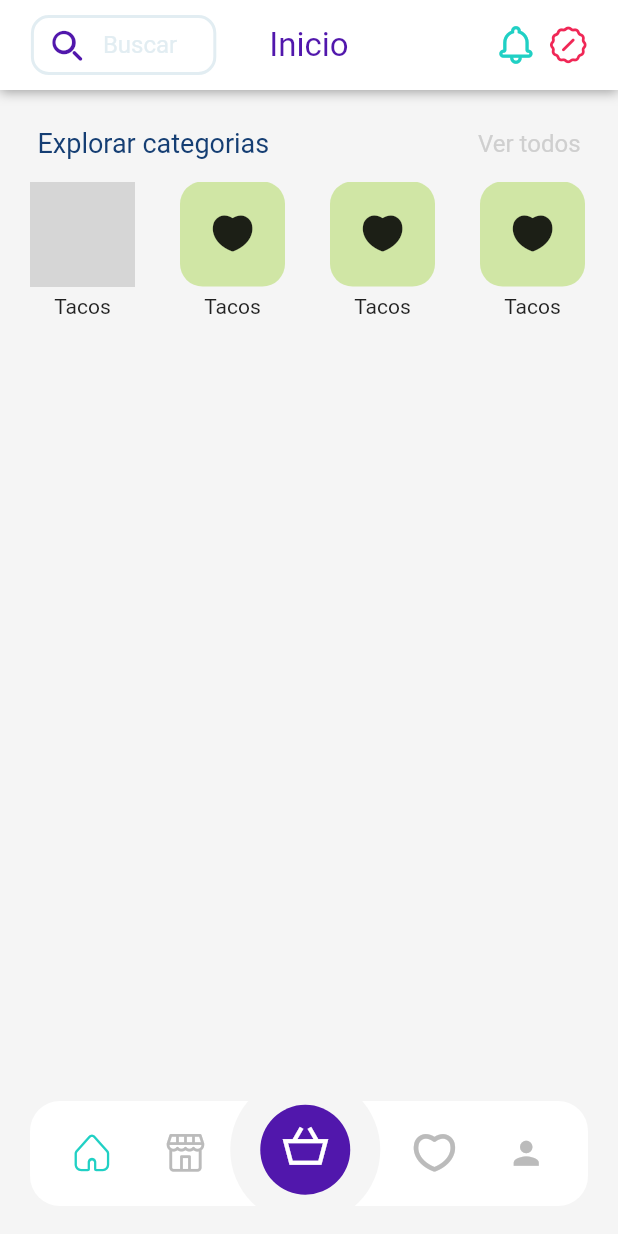
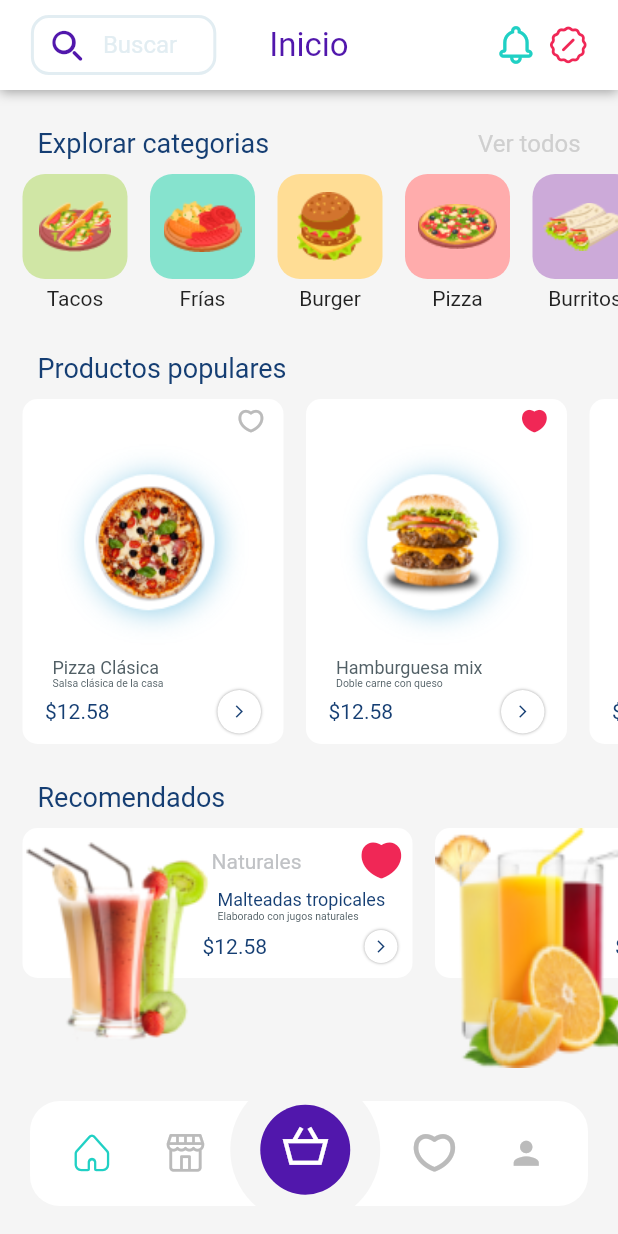
Before and after one commit to rodgav/deliveryappML, a Flutter app: the screen it shows after launch, on a phone screen of 412 x 824 dp. Run offline on Flutter 3.47's test engine with Material 2 defaults, Android fonts, the light colour scheme and no system bars; grey boxes are pictures that could not be loaded.

Commit message:
inicio complete

```diff
--- a/lib/helpers/colors.dart
+++ b/lib/helpers/colors.dart
@@ -8,10 +8,15 @@ class ColorsH {
   static const Color morado = Color(0xff5117AC);
   static const Color agua = Color(0xff20D0C4);
   static const Color rosa = Color(0xffF02756);
-  static const Color bg= Color(0xffF5F5F5);
-  static const Color inact= Color(0xffBBBBBB);
-  static const Color verde1= Color(0xffD0E6A5);
-  static const Color text= Color(0xff153E73);
-  static const Color textGrey= Color(0xffCFCFCF);
-
+  static const Color bg = Color(0xffF5F5F5);
+  static const Color inact = Color(0xffBBBBBB);
+  static const Color text = Color(0xff153E73);
+  static const Color text2 = Color(0xff515F65);
+  static const Color text3 = Color(0xffC0C2C5);
+  static const Color textGrey = Color(0xffCFCFCF);
+  static const Color verdeCat = Color(0xffD0E6A5);
+  static const Color celesteCat = Color(0xff86E3CE);
+  static const Color naranjaCat = Color(0xffFFDD95);
+  static const Color rosaCat = Color(0xffFFACAC);
+  static const Color moradoCat = Color(0xffCCAAD9);
 }
--- a/lib/main.dart
+++ b/lib/main.dart
@@ -12,7 +12,7 @@ class MyApp extends StatelessWidget {
   @override
   Widget build(BuildContext context) {
     return MaterialApp(
-      title: 'Flutter Demo',
+      title: 'Flutter Demo',debugShowCheckedModeBanner: false,
       theme: ThemeData(
         // This is the theme of your application.
         //
--- a/lib/pages/home.dart
+++ b/lib/pages/home.dart
@@ -2,14 +2,83 @@ import 'package:deliveryapp1mauriciolopez/helpers/colors.dart';
 import 'package:deliveryapp1mauriciolopez/helpers/icons.dart';
 import 'package:deliveryapp1mauriciolopez/widgets/appBar.dart';
 import 'package:deliveryapp1mauriciolopez/widgets/bottonBar.dart';
+import 'package:deliveryapp1mauriciolopez/widgets/itemCategs.dart';
+import 'package:deliveryapp1mauriciolopez/widgets/itemProdPopu.dart';
+import 'package:deliveryapp1mauriciolopez/widgets/itemRecom.dart';
+import 'package:flutter/cupertino.dart';
 import 'package:flutter/material.dart';
 import 'package:flutter/widgets.dart';
-import 'package:flutter_svg/flutter_svg.dart';
 
 class HomePage extends StatelessWidget {
+  List<ItemCategsWid> categs = [];
+  List<ItemProdPopuWid> prodPopu = [];
+  List<ItemRecomWid> recomen = [];
+
   @override
   Widget build(BuildContext context) {
     Size size = MediaQuery.of(context).size;
+    categs.add(ItemCategsWid(
+      assets: 'assets/images/tacos.png',
+      color: ColorsH.verdeCat,
+      name: 'Tacos',
+    ));
+    categs.add(ItemCategsWid(
+      assets: 'assets/images/frias.png',
+      color: ColorsH.celesteCat,
+      name: 'Frías',
+    ));
+    categs.add(ItemCategsWid(
+      assets: 'assets/images/burger.png',
+      color: ColorsH.naranjaCat,
+      name: 'Burger',
+    ));
+    categs.add(ItemCategsWid(
+      assets: 'assets/images/pizzas.png',
+      color: ColorsH.rosaCat,
+      name: 'Pizza',
+    ));
+    categs.add(ItemCategsWid(
+      assets: 'assets/images/burritos.png',
+      color: ColorsH.moradoCat,
+      name: 'Burritos',
+    ));
+    prodPopu.add(ItemProdPopuWid(
+        icon: IconsH.nofavorite,
+        available: ColorsH.inact,
+        asset: 'assets/images/pizzaClas.png',
+        title: 'Pizza Clásica',
+        description: 'Salsa clásica de la casa',
+        price: 12.58));
+    prodPopu.add(ItemProdPopuWid(
+        icon: IconsH.favorite,
+        available: ColorsH.rosa,
+        asset: 'assets/images/hambMix.png',
+        title: 'Hamburguesa mix',
+        description: 'Doble carne con queso',
+        price: 12.58));
+    prodPopu.add(ItemProdPopuWid(
+        icon: IconsH.nofavorite,
+        available: ColorsH.inact,
+        asset: 'assets/images/pizzaClas.png',
+        title: 'Pizza Clásica',
+        description: 'Salsa clásica de la casa',
+        price: 12.58));
+    recomen.add(ItemRecomWid(
+        icon: IconsH.favorite,
+        available: ColorsH.rosa,
+        asset: 'assets/images/malteada1.png',
+        categ: 'Naturales',
+        title: 'Malteadas tropicales',
+        descr: 'Elaborado con jugos naturales',
+        price: 12.58));
+    recomen.add(ItemRecomWid(
+        icon: IconsH.favorite,
+        available: ColorsH.rosa,
+        asset: 'assets/images/malteada2.png',
+        categ: 'Naturales',
+        title: 'Malteadas tropicales',
+        descr: 'Salsa clásica de la casa',
+        price: 20.58));
     return Scaffold(
       backgroundColor: ColorsH.bg,
       body: Column(
@@ -19,6 +88,7 @@ class HomePage extends StatelessWidget {
             child: SingleChildScrollView(
               physics: BouncingScrollPhysics(),
               child: Column(
+                crossAxisAlignment: CrossAxisAlignment.start,
                 children: [
                   Container(
                     margin: EdgeInsets.only(
@@ -41,123 +111,48 @@ class HomePage extends StatelessWidget {
                     ),
                   ),
                   Container(
-                    height: 105,
-                    margin:
-                        EdgeInsets.only(top: 0, left: 0, right: 0, bottom: 10),
-                    padding: EdgeInsets.all(5),
+                    height: 94,
                     child: ListView(
                       shrinkWrap: true,
                       scrollDirection: Axis.horizontal,
                       physics: BouncingScrollPhysics(),
-                      children: [
-                        Container(
-                          width: 100,
-                          height: 100,
-                          child: Column(
-                            mainAxisSize: MainAxisSize.min,
-                            children: [
-                              Container(
-                                width: 70,
-                                height: 70,
-                                decoration: BoxDecoration(
-                                    borderRadius: BorderRadius.circular(15),
-                                    color: ColorsH.verde1),
-                                child: ,
-                              ),
-                              SizedBox(
-                                height: 5,
-                              ),
-                              Text('Tacos')
-                            ],
+                      children: categs,
                     ),
                   ),
                   Container(
-                          width: 100,
-                          height: 100,
-                          child: Column(
-                            mainAxisSize: MainAxisSize.min,
-                            children: [
-                              Container(
-                                width: 70,
-                                height: 70,
-                                decoration: BoxDecoration(
-                                    borderRadius: BorderRadius.circular(15),
-                                    color: ColorsH.verde1),
-                                child: Icon(IconsH.favorite),
-                              ),
-                              SizedBox(
-                                height: 5,
-                              ),
-                              Text('Tacos')
-                            ],
+                    margin: EdgeInsets.only(
+                        top: 25, left: 25, right: 25, bottom: 10),
+                    child: Text(
+                      'Productos populares',
+                      style: TextStyle(color: ColorsH.text, fontSize: 18),
+                      textAlign: TextAlign.start,
                     ),
                   ),
                   Container(
-                          width: 100,
-                          height: 100,
-                          child: Column(
-                            mainAxisSize: MainAxisSize.min,
-                            children: [
+                    height: 230,
+                    child: ListView(
+                        shrinkWrap: true,
+                        scrollDirection: Axis.horizontal,
+                        physics: BouncingScrollPhysics(),
+                        children: prodPopu),
+                  ),
                   Container(
-                                width: 70,
-                                height: 70,
-                                decoration: BoxDecoration(
-                                    borderRadius: BorderRadius.circular(15),
-                                    color: ColorsH.verde1),
-                                child: Icon(IconsH.favorite),
-                              ),
-                              SizedBox(
-                                height: 5,
-                              ),
-                              Text('Tacos')
-                            ],
+                    margin: EdgeInsets.only(
+                        top: 25, left: 25, right: 25, bottom: 10),
+                    child: Text(
+                      'Recomendados',
+                      style: TextStyle(color: ColorsH.text, fontSize: 18),
+                      textAlign: TextAlign.start,
                     ),
                   ),
                   Container(
-                          width: 100,
-                          height: 100,
-                          child: Column(
-                            mainAxisSize: MainAxisSize.min,
-                            children: [
-                              Container(
-                                width: 70,
-                                height: 70,
-                                decoration: BoxDecoration(
-                                    borderRadius: BorderRadius.circular(15),
-                                    color: ColorsH.verde1),
-                                child: Icon(IconsH.favorite),
+                    height: 160,
+                    child: ListView(
+                        shrinkWrap: true,
+                        scrollDirection: Axis.horizontal,
+                        physics: BouncingScrollPhysics(),
+                        children: recomen),
                   ),
-                              SizedBox(
-                                height: 5,
-                              ),
-                              Text('Tacos')
-                            ],
-                          ),
-                        ),
-                        Container(
-                          width: 100,
-                          height: 100,
-                          child: Column(
-                            mainAxisSize: MainAxisSize.min,
-                            children: [
-                              Container(
-                                width: 70,
-                                height: 70,
-                                decoration: BoxDecoration(
-                                    borderRadius: BorderRadius.circular(15),
-                                    color: ColorsH.verde1),
-                                child: Icon(IconsH.favorite),
-                              ),
-                              SizedBox(
-                                height: 5,
-                              ),
-                              Text('Tacos')
-                            ],
-                          ),
-                        ),
-                      ],
-                    ),
-                  )
                 ],
               ),
             ),
--- a/lib/widgets/bottonBar.dart
+++ b/lib/widgets/bottonBar.dart
@@ -13,7 +13,7 @@ class BottomBarWidget extends StatelessWidget {
       height: 70,
       decoration: BoxDecoration(
           color: ColorsH.white, borderRadius: BorderRadius.circular(20)),
-      margin: EdgeInsets.symmetric(vertical: 20, horizontal: 20),
+      margin: EdgeInsets.only(bottom: 20, left: 20,right: 20),
       padding: EdgeInsets.all(10),
       child: Row(
         mainAxisAlignment: MainAxisAlignment.spaceAround,
--- /dev/null
+++ b/lib/widgets/itemCategs.dart
@@ -0,0 +1,33 @@
+import 'package:deliveryapp1mauriciolopez/helpers/colors.dart';
+import 'package:flutter/material.dart';
+
+class ItemCategsWid extends StatelessWidget {
+  Color color;
+  String assets;
+  String name;
+
+  ItemCategsWid(
+      {@required this.color, @required this.assets, @required this.name});
+
+  @override
+  Widget build(BuildContext context) {
+    return Container(margin: EdgeInsets.only(left: 15),
+      child: Column(
+        mainAxisSize: MainAxisSize.min,
+        children: [
+          Container(
+            width: 70,
+            height: 70,
+            decoration: BoxDecoration(
+                borderRadius: BorderRadius.circular(15), color: color),
+            child: Image.asset(assets),
+          ),
+          SizedBox(
+            height: 5,
+          ),
+          Text(name)
+        ],
+      ),
+    );
+  }
+}
--- /dev/null
+++ b/lib/widgets/itemProdPopu.dart
@@ -0,0 +1,102 @@
+import 'package:deliveryapp1mauriciolopez/helpers/colors.dart';
+import 'package:flutter/material.dart';
+
+class ItemProdPopuWid extends StatelessWidget {
+  IconData icon;
+  Color available;
+  String asset;
+  String title;
+  String description;
+  double price;
+
+  ItemProdPopuWid(
+      {@required this.icon,
+      @required this.available,
+      @required this.asset,
+      @required this.title,
+      @required this.description,
+      @required this.price});
+
+  @override
+  Widget build(BuildContext context) {
+    return Container(
+      width: 174,
+      height: 230,
+      decoration: BoxDecoration(
+          color: ColorsH.white, borderRadius: BorderRadius.circular(10)),
+      padding: EdgeInsets.symmetric(vertical: 7, horizontal: 15),
+      margin: EdgeInsets.only(left: 15),
+      child: Column(
+        mainAxisSize: MainAxisSize.min,
+        crossAxisAlignment: CrossAxisAlignment.end,
+        children: [
+          Icon(
+            icon,
+            size: 15,
+            color: available,
+          ),
+          Center(
+            child: Image.asset(
+              asset,
+              width: 150,
+              height: 150,
+              fit: BoxFit.fill,
+            ),
+          ),
+          Container(
+            margin: EdgeInsets.only(left: 5),
+            child: Align(
+              alignment: Alignment.centerLeft,
+              child: Text(
+                title,
+                style: TextStyle(fontSize: 12, color: ColorsH.text2),
+              ),
+            ),
+          ),
+          Container(
+            margin: EdgeInsets.only(left: 5),
+            child: Align(
+              alignment: Alignment.centerLeft,
+              child: Text(
+                description,
+                style: TextStyle(fontSize: 7, color: ColorsH.text2),
+              ),
+            ),
+          ),
+          Row(
+            crossAxisAlignment: CrossAxisAlignment.center,
+            children: [
+              Text(
+                '\$$price',
+                style: TextStyle(fontSize: 14, color: ColorsH.text),
+              ),
+              Expanded(
+                child: Container(),
+              ),
+              Container(
+                height: 29,
+                width: 29,
+                decoration: BoxDecoration(
+                  color: ColorsH.white,
+                  borderRadius: BorderRadius.circular(100),
+                  boxShadow: [
+                    BoxShadow(
+                      color: Colors.grey,
+                      offset: Offset(0.0, 0.0), //(x,y)
+                      blurRadius: 1.0,
+                    ),
+                  ],
+                ),
+                child: Icon(
+                  Icons.arrow_forward_ios_sharp,
+                  size: 10,
+                  color: ColorsH.text,
+                ),
+              )
+            ],
+          )
+        ],
+      ),
+    );
+  }
+}
--- /dev/null
+++ b/lib/widgets/itemRecom.dart
@@ -0,0 +1,119 @@
+import 'package:deliveryapp1mauriciolopez/helpers/colors.dart';
+import 'package:flutter/material.dart';
+
+class ItemRecomWid extends StatelessWidget {
+  IconData icon;
+  Color available;
+  String asset;
+  String categ;
+  String title;
+  String descr;
+  double price;
+
+  ItemRecomWid(
+      {@required this.icon,
+      @required this.available,
+      @required this.asset,
+      @required this.categ,
+      @required this.title,
+      @required this.descr,
+      @required this.price});
+
+  @override
+  Widget build(BuildContext context) {
+    return Container(
+      margin: EdgeInsets.only(left: 15),
+      width: 260,
+      height: 160,
+      child: Stack(
+        children: [
+          Container(
+            width: 260,
+            height: 100,
+            padding: EdgeInsets.all(10),
+            decoration: BoxDecoration(
+                color: ColorsH.white, borderRadius: BorderRadius.circular(10)),
+            child: Column(
+              crossAxisAlignment: CrossAxisAlignment.end,
+              children: [
+                Container(
+                  width: 130,
+                  child: Row(
+                    mainAxisAlignment: MainAxisAlignment.end,
+                    children: [
+                      Text(
+                        categ,
+                        style: TextStyle(color: ColorsH.text3),
+                      ),
+                      SizedBox(
+                        width: 40,
+                      ),
+                      Icon(
+                        icon,
+                        color: available,
+                      ),
+                    ],
+                  ),
+                ),
+                SizedBox(
+                  height: 7,
+                ),
+                Container(
+                  width: 120,
+                  child: Text(
+                    title,
+                    style: TextStyle(fontSize: 12, color: ColorsH.text),
+                  ),
+                ),
+                Container(
+                    width: 120,
+                    child: Text(
+                      descr,
+                      style: TextStyle(fontSize: 7, color: ColorsH.text2),
+                    )),
+                SizedBox(
+                  height: 5,
+                ),
+                Container(
+                    width: 130,
+                    child: Row(
+                      crossAxisAlignment: CrossAxisAlignment.center,
+                      children: [
+                        Text(
+                          '\$$price',
+                          style: TextStyle(fontSize: 14, color: ColorsH.text),
+                        ),
+                        Expanded(
+                          child: Container(),
+                        ),
+                        Container(
+                          height: 22,
+                          width: 22,
+                          decoration: BoxDecoration(
+                            color: ColorsH.white,
+                            borderRadius: BorderRadius.circular(100),
+                            boxShadow: [
+                              BoxShadow(
+                                color: Colors.grey,
+                                offset: Offset(0.0, 0.0), //(x,y)
+                                blurRadius: 1.0,
+                              ),
+                            ],
+                          ),
+                          child: Icon(
+                            Icons.arrow_forward_ios_sharp,
+                            size: 10,
+                            color: ColorsH.text,
+                          ),
+                        )
+                      ],
+                    )),
+              ],
+            ),
+          ),
+          Image.asset(asset, fit: BoxFit.fill, height: 160,width: 130,),
+        ],
+      ),
+    );
+  }
+}
--- a/pubspec.yaml
+++ b/pubspec.yaml
@@ -48,8 +48,8 @@ flutter:
       fonts:
         - asset: assets/fonts/IconsH.ttf
   # To add assets to your application, add an assets section, like this:
-  # assets:
-  #   - assets/svgs/
+  assets:
+    - assets/images/
   #   - images/a_dot_ham.jpeg
 
   # An image asset can refer to one or more resolution-specific "variants", see
```
Also changed, not shown: assets/images/burger.png (added), assets/images/burritos.png (added), assets/images/frias.png (added), assets/images/hambMix.png (added), assets/images/malteada1.png (added), assets/images/malteada2.png (added), assets/images/pizzaClas.png (added), assets/images/pizzas.png (added), assets/images/tacos.png (added), pubspec.lock. Lines whose indentation alone changed are shown as unchanged.
